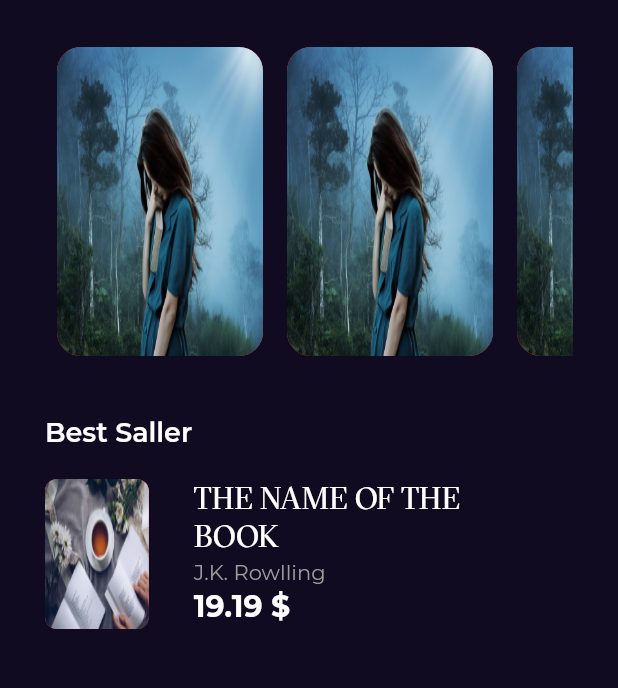
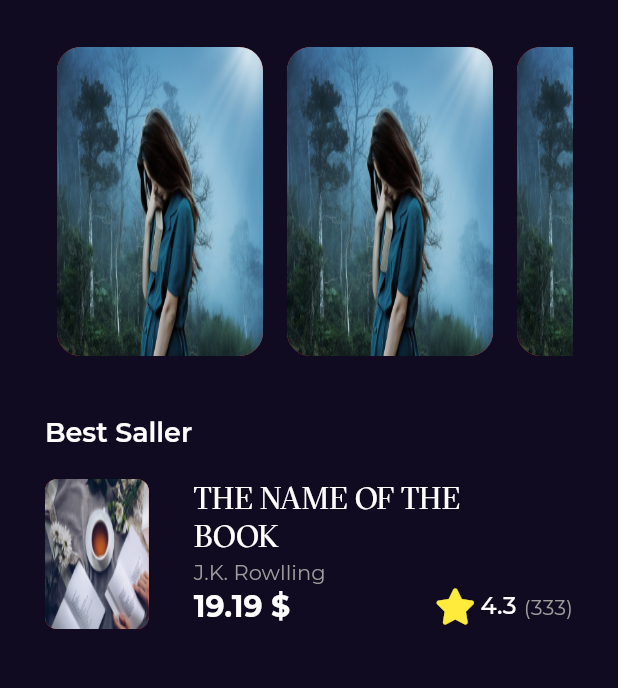
Before and after one commit to AliMohamed-Ali/flutter_projects, a Flutter app: the screen it shows after launch, on a phone screen of 412 x 824 dp, the part 115-803 px from its top. Run offline on Flutter 3.47's test engine with Material 2 defaults, Android fonts, the phone set to English and light mode, and no system bars; our stand-ins replace audioplayers, bloc, cloud_firestore, firebase_auth, firebase_core, flutter_bloc and 6 more; accounts and stored records are empty.

Commit message:
best seller item done

```diff
--- /dev/null
+++ b/bookly_app/lib/features/Home/presentation/views/widgets/book_rating.dart
@@ -0,0 +1,36 @@
+import 'package:flutter/material.dart';
+import 'package:font_awesome_flutter/font_awesome_flutter.dart';
+
+import '../../../../../core/utils/styles.dart';
+
+class BookRating extends StatelessWidget {
+  const BookRating({super.key});
+
+  @override
+  Widget build(BuildContext context) {
+    return Row(
+      children: [
+        const Icon(
+          FontAwesomeIcons.solidStar,
+          color: Colors.yellow,
+        ),
+        const SizedBox(
+          width: 6.3,
+        ),
+        const Text(
+          "4.3",
+          style: Styles.textStyle16,
+        ),
+        const SizedBox(
+          width: 5,
+        ),
+        Text(
+          "(333)",
+          style: Styles.textStyle14.copyWith(
+            color: Colors.grey,
+          ),
+        ),
+      ],
+    );
+  }
+}
--- a/bookly_app/lib/features/Home/presentation/views/widgets/feature_best_seller_view_item.dart
+++ b/bookly_app/lib/features/Home/presentation/views/widgets/feature_best_seller_view_item.dart
@@ -1,8 +1,10 @@
 import 'package:flutter/material.dart';
+import 'package:font_awesome_flutter/font_awesome_flutter.dart';
 
 import '../../../../../constants.dart';
 import '../../../../../core/utils/assets.dart';
 import '../../../../../core/utils/styles.dart';
+import 'book_rating.dart';
 
 class FeatureBestSellerItem extends StatelessWidget {
   const FeatureBestSellerItem({super.key});
@@ -30,14 +32,16 @@ class FeatureBestSellerItem extends StatelessWidget {
           const SizedBox(
             width: 30,
           ),
-          Column(
+          Expanded(
+            child: Column(
               crossAxisAlignment: CrossAxisAlignment.start,
               children: [
                 SizedBox(
                   width: MediaQuery.of(context).size.width * .5,
                   child: Text(
                     "THE NAME OF THE BOOK ",
-                  style: Styles.textStyle20.copyWith(fontFamily: kGTSectraFine),
+                    style:
+                        Styles.textStyle20.copyWith(fontFamily: kGTSectraFine),
                     maxLines: 2,
                     overflow: TextOverflow.ellipsis,
                   ),
@@ -53,16 +57,19 @@ class FeatureBestSellerItem extends StatelessWidget {
                   height: 3,
                 ),
                 Row(
+                  mainAxisAlignment: MainAxisAlignment.spaceBetween,
                   children: [
                     Text(
                       "19.19 \$",
                       style: Styles.textStyle20.copyWith(
                         fontWeight: FontWeight.bold,
                       ),
-                  )
+                    ),
+                    const BookRating(),
                   ],
                 )
               ],
+            ),
           )
         ],
       ),
```
Lines whose indentation alone changed are shown as unchanged.
